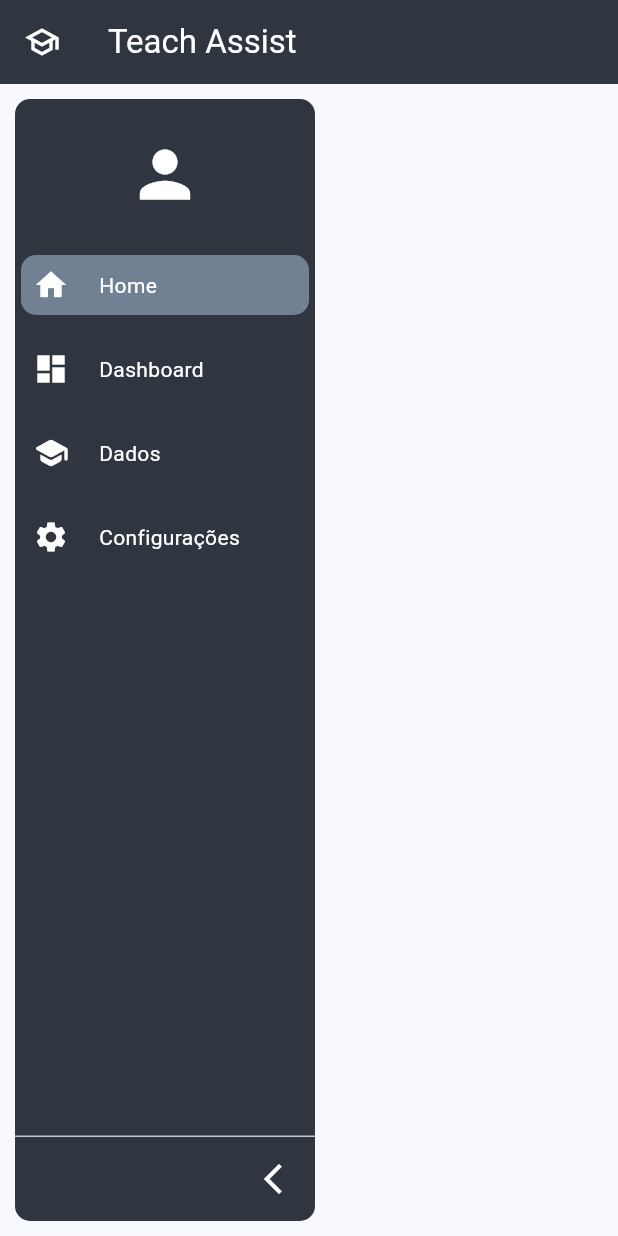
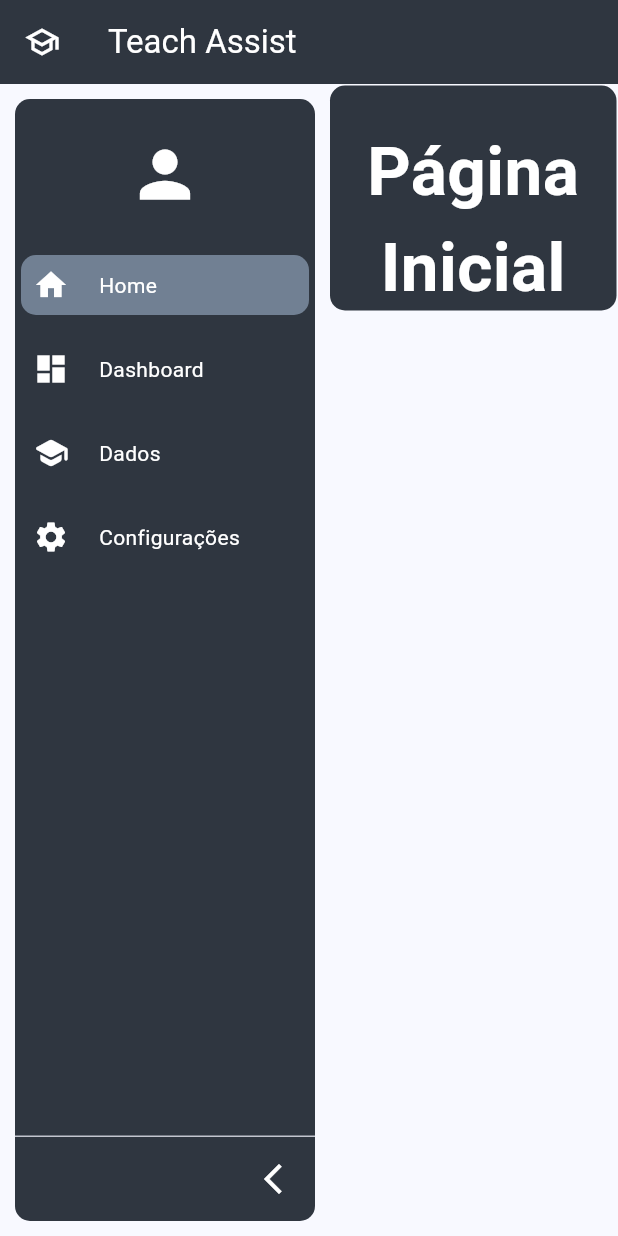
Before and after one commit to G1-TeachAssist/TeachAssistWeb, a Flutter app: the HomePage screen opened by its route, on a phone screen of 412 x 824 dp. Run offline on Flutter 3.47's test engine with Material 3 defaults, Android fonts, the phone set to English and light mode, and no system bars; drawn by our look-alikes of sidebarx; our stand-ins replace webview_flutter_platform_interface; missing offline and left inert: webview_flutter_web; statements that could not run were skipped.

Commit message:
Adicionado layout base para as demais páginas e alterado aniação de navegação

```diff
--- a/teach_assist_web/lib/main.dart
+++ b/teach_assist_web/lib/main.dart
@@ -1,4 +1,5 @@
 import 'package:flutter/material.dart';
+import 'package:teach_assist_web/routes/personal_route.dart';
 import 'package:teach_assist_web/views/dashboard_view.dart';
 import 'package:teach_assist_web/views/home_page.dart';
 import 'package:teach_assist_web/views/login_page.dart';
@@ -25,8 +26,16 @@ class MyApp extends StatelessWidget {
       initialRoute: '/login',
       routes: {
         '/login':(context) => const LoginPage(),
-        '/home':(context) => const HomePage(),
-        '/dashboard':(context) => const DashboardPage()
+      },
+      onGenerateRoute: (settings) {
+        switch(settings.name){
+          case '/home':
+            return NoAnimationPageRoute(page: const HomePage());
+          case '/dashboard':
+            return NoAnimationPageRoute(page: const DashboardPage());
+
+        }
+        return null;
       },
     );
   }
--- /dev/null
+++ b/teach_assist_web/lib/routes/personal_route.dart
@@ -0,0 +1,13 @@
+import 'package:flutter/material.dart';
+
+class NoAnimationPageRoute<T> extends PageRouteBuilder<T> {
+  final Widget page;
+
+  NoAnimationPageRoute({required this.page})
+      : super(
+          pageBuilder: (context, animation, secondaryAnimation) => page,
+          transitionsBuilder: (context, animation, secondaryAnimation, child) {
+            return child;
+          },
+        );
+}
--- a/teach_assist_web/lib/views/home_page.dart
+++ b/teach_assist_web/lib/views/home_page.dart
@@ -1,4 +1,5 @@
 import 'package:flutter/material.dart';
+import 'package:flutter/widgets.dart';
 import 'package:sidebarx/sidebarx.dart';
 import 'package:teach_assist_web/components/app_bar_component.dart';
 import 'package:teach_assist_web/components/sidebar_component.dart';
@@ -11,6 +12,7 @@ class HomePage extends StatefulWidget {
 }
 
 class _HomePageState extends State<HomePage> {
+
   final SidebarXController _sidebarXController =
       SidebarXController(selectedIndex: 0, extended: true);
 
@@ -24,6 +26,38 @@ class _HomePageState extends State<HomePage> {
             controller: _sidebarXController,
             currentPage: 'Home',
           ),
+          Expanded(
+            flex: 10,
+            child: Column(
+              mainAxisAlignment: MainAxisAlignment.start,
+              crossAxisAlignment: CrossAxisAlignment.start,
+              children: [
+                Row(
+                  children: [
+                    Container(
+                      height: 150,
+                      width: MediaQuery.sizeOf(context).width - 221,
+                      margin: const EdgeInsets.only(top: 1),
+                      padding: const EdgeInsets.only(top: 25),
+                      decoration: const BoxDecoration(
+                        borderRadius: BorderRadius.all(Radius.circular(10)),
+                        color: Color(0xFF2f3640),
+                      ),
+                      child: const Text(
+                        'Página Inicial',
+                        textAlign: TextAlign.center,
+                        style: TextStyle(
+                          color: Colors.white,
+                          fontWeight: FontWeight.bold,
+                          fontSize: 45,
+                        ),
+                      ),
+                    ),
+                  ],
+                ),
+              ],
+            ),
+          ),
         ],
       ),
     );
```
